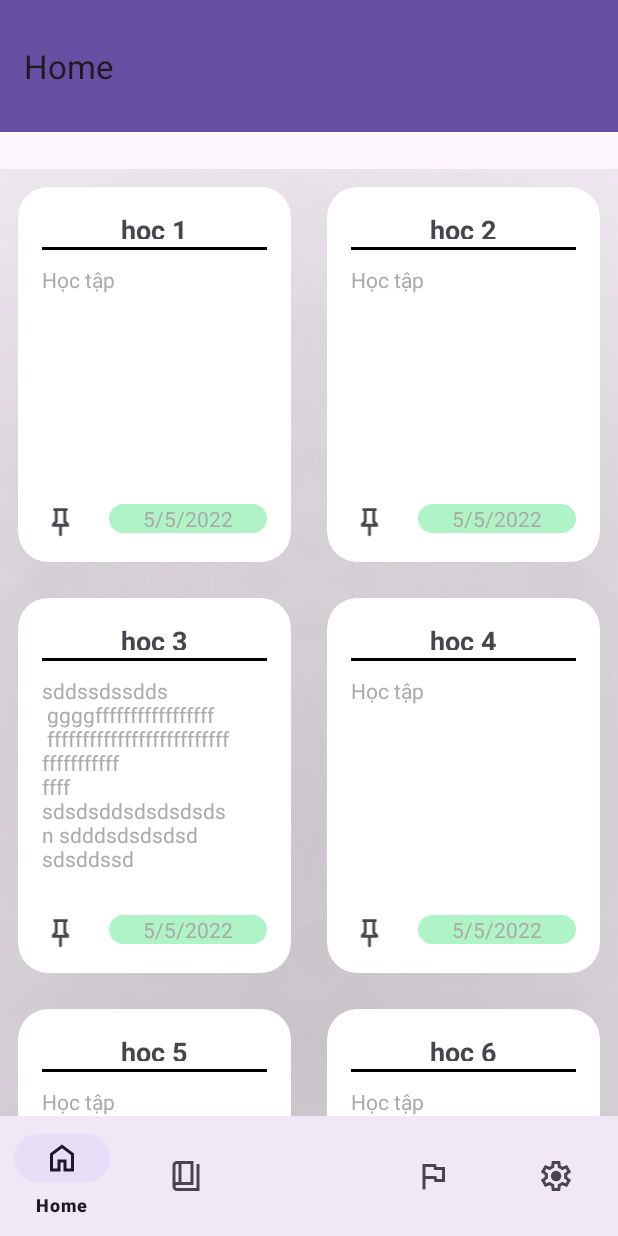
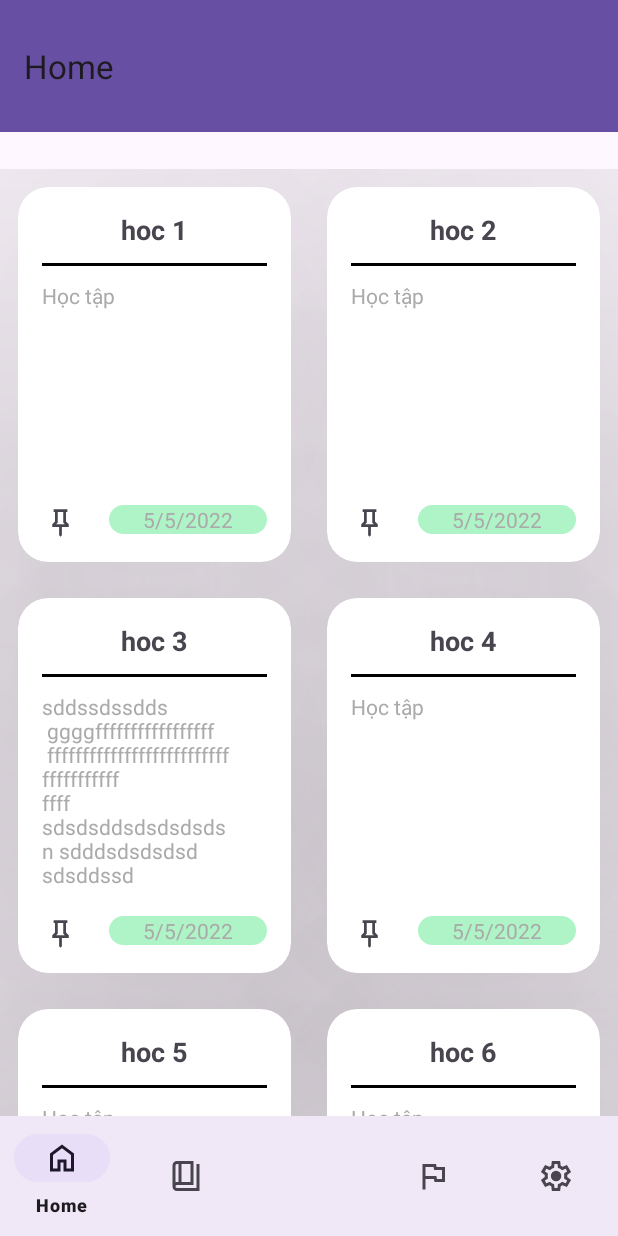
Before and after one commit to Nguyen2101346/appMobiPli, an Android app: the fragment NoteFragment placed in its activity, on a phone screen of 412 x 824 dp. Run offline under Robolectric (Android 15) with nearby library versions, the phone set to English and light mode, and no system bars.

Commit message:
Giao diện note

```diff
--- a/app/src/main/res/layout/item_note.xml
+++ b/app/src/main/res/layout/item_note.xml
@@ -17,15 +17,15 @@
 
         <TextView
             android:id="@+id/note_title"
-            android:layout_gravity="center"
             android:layout_width="wrap_content"
             android:layout_height="wrap_content"
+            android:layout_gravity="center"
+            android:layout_marginBottom="10dp"
             android:gravity="center"
-            android:layout_weight="0.1"
+            android:paddingBottom="0dp"
             android:text="Flag"
             android:textSize="18sp"
-            android:textStyle="bold"
-            android:layout_marginBottom="5dp" />
+            android:textStyle="bold" />
 
         <View
             android:layout_width="match_parent"
```
